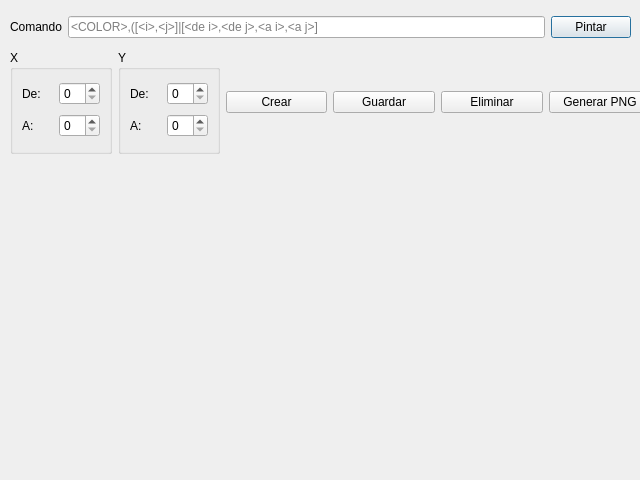
This is dialoglienzo.ui in MacoChave/Proyecto1_SharedFiles-Client as Qt 5 draws it before an edit. The edited form follows.
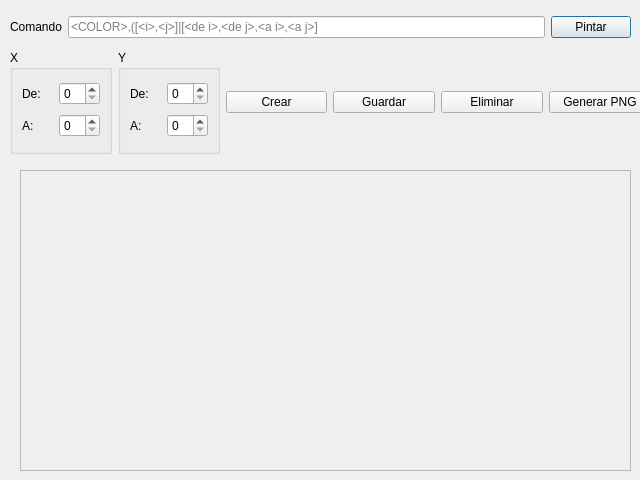
This is the edited form.

Commit message: Matriz de botones para vista previa lienzo

```diff
--- a/dialoglienzo.ui
+++ b/dialoglienzo.ui
@@ -46,19 +46,6 @@
     </item>
    </layout>
   </widget>
-  <widget class="QLabel" name="lblImagen">
-   <property name="geometry">
-    <rect>
-     <x>20</x>
-     <y>180</y>
-     <width>601</width>
-     <height>271</height>
-    </rect>
-   </property>
-   <property name="text">
-    <string/>
-   </property>
-  </widget>
   <widget class="QWidget" name="layoutWidget">
    <property name="geometry">
     <rect>
@@ -157,6 +144,22 @@
     </item>
    </layout>
   </widget>
+  <widget class="QFrame" name="frmLienzo">
+   <property name="geometry">
+    <rect>
+     <x>20</x>
+     <y>170</y>
+     <width>611</width>
+     <height>301</height>
+    </rect>
+   </property>
+   <property name="frameShape">
+    <enum>QFrame::StyledPanel</enum>
+   </property>
+   <property name="frameShadow">
+    <enum>QFrame::Raised</enum>
+   </property>
+  </widget>
  </widget>
  <resources/>
  <connections/>
```
The commit also changes 6 other files.
